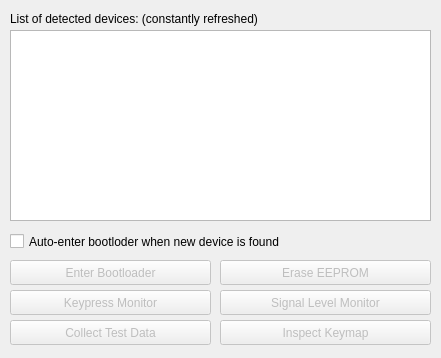
Old version of the form keyboards/xwhatsit/util/util/mainwindow.ui in the repository razerbann/qmk_firmware.
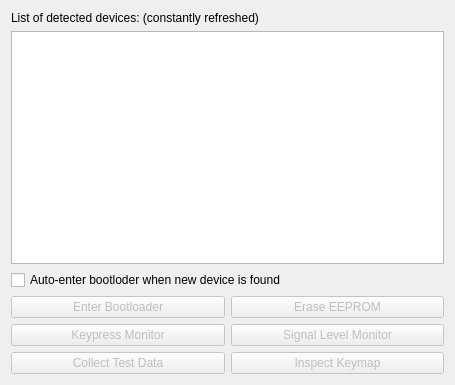
New version of the form.

Commit message: xwhatsit util: main window: make it resizable

```diff
--- a/keyboards/xwhatsit/util/util/mainwindow.ui
+++ b/keyboards/xwhatsit/util/util/mainwindow.ui
@@ -6,42 +6,35 @@
    <rect>
     <x>0</x>
     <y>0</y>
-    <width>441</width>
-    <height>358</height>
+    <width>455</width>
+    <height>385</height>
    </rect>
   </property>
   <property name="windowTitle">
    <string>Util for xwhatsit running QMK firmware</string>
   </property>
   <widget class="QWidget" name="centralWidget">
-   <widget class="QPushButton" name="enterBootloaderPushbutton">
-    <property name="enabled">
+   <property name="autoFillBackground">
      <bool>false</bool>
     </property>
-    <property name="geometry">
-     <rect>
-      <x>10</x>
-      <y>260</y>
-      <width>201</width>
-      <height>25</height>
-     </rect>
-    </property>
+   <layout class="QHBoxLayout" name="horizontalLayout">
+    <item>
+     <layout class="QVBoxLayout" name="verticalLayout">
+      <item>
+       <widget class="QLabel" name="label">
     <property name="text">
-     <string>Enter Bootloader</string>
-    </property>
-   </widget>
+         <string>List of detected devices: (constantly refreshed)</string>
+        </property>
+       </widget>
+      </item>
+      <item>
+       <widget class="QListWidget" name="listWidget"/>
+      </item>
+      <item>
    <widget class="QCheckBox" name="autoEnterModeCheckBox">
     <property name="enabled">
      <bool>true</bool>
     </property>
-    <property name="geometry">
-     <rect>
-      <x>10</x>
-      <y>230</y>
-      <width>411</width>
-      <height>23</height>
-     </rect>
-    </property>
     <property name="toolTip">
      <string>&lt;html&gt;&lt;head/&gt;&lt;body&gt;&lt;p&gt;Check this before connecting your keyboard, if your keyboard is misbehaving, and sending lots of random characters.&lt;/p&gt;&lt;/body&gt;&lt;/html&gt;</string>
     </property>
@@ -49,109 +42,74 @@
      <string>Auto-enter bootloder when new device is found</string>
     </property>
    </widget>
+      </item>
+      <item>
+       <layout class="QGridLayout" name="gridLayout">
+        <item row="0" column="0">
+         <widget class="QPushButton" name="enterBootloaderPushbutton">
+          <property name="enabled">
+           <bool>false</bool>
+          </property>
+          <property name="text">
+           <string>Enter Bootloader</string>
+          </property>
+         </widget>
+        </item>
+        <item row="0" column="1">
+         <widget class="QPushButton" name="eraseEepromPushButton">
+          <property name="enabled">
+           <bool>false</bool>
+          </property>
+          <property name="text">
+           <string>Erase EEPROM</string>
+          </property>
+         </widget>
+        </item>
+        <item row="1" column="0">
    <widget class="QPushButton" name="keypressMinotorPushButton">
     <property name="enabled">
      <bool>false</bool>
     </property>
-    <property name="geometry">
-     <rect>
-      <x>10</x>
-      <y>290</y>
-      <width>201</width>
-      <height>25</height>
-     </rect>
-    </property>
     <property name="text">
      <string>Keypress Monitor</string>
     </property>
    </widget>
-   <widget class="QPushButton" name="pushButton_3">
-    <property name="enabled">
-     <bool>false</bool>
-    </property>
-    <property name="geometry">
-     <rect>
-      <x>10</x>
-      <y>320</y>
-      <width>201</width>
-      <height>25</height>
-     </rect>
-    </property>
-    <property name="text">
-     <string>Collect Test Data</string>
-    </property>
-   </widget>
+        </item>
+        <item row="1" column="1">
    <widget class="QPushButton" name="signalLevelPushButton">
     <property name="enabled">
      <bool>false</bool>
     </property>
-    <property name="geometry">
-     <rect>
-      <x>220</x>
-      <y>290</y>
-      <width>211</width>
-      <height>25</height>
-     </rect>
-    </property>
     <property name="text">
      <string>Signal Level Monitor</string>
     </property>
    </widget>
-   <widget class="QPushButton" name="eraseEepromPushButton">
+        </item>
+        <item row="2" column="0">
+         <widget class="QPushButton" name="pushButton_3">
     <property name="enabled">
      <bool>false</bool>
     </property>
-    <property name="geometry">
-     <rect>
-      <x>220</x>
-      <y>260</y>
-      <width>211</width>
-      <height>25</height>
-     </rect>
-    </property>
     <property name="text">
-     <string>Erase EEPROM</string>
-    </property>
-   </widget>
+           <string>Collect Test Data</string>
+          </property>
+         </widget>
+        </item>
+        <item row="2" column="1">
    <widget class="QPushButton" name="pushButton_6">
     <property name="enabled">
      <bool>false</bool>
     </property>
-    <property name="geometry">
-     <rect>
-      <x>220</x>
-      <y>320</y>
-      <width>211</width>
-      <height>25</height>
-     </rect>
-    </property>
     <property name="text">
      <string>Inspect Keymap</string>
     </property>
    </widget>
-   <widget class="QListWidget" name="listWidget">
-    <property name="geometry">
-     <rect>
-      <x>10</x>
-      <y>30</y>
-      <width>421</width>
-      <height>191</height>
-     </rect>
-    </property>
-   </widget>
-   <widget class="QLabel" name="label">
-    <property name="geometry">
-     <rect>
-      <x>10</x>
-      <y>10</y>
-      <width>421</width>
-      <height>17</height>
-     </rect>
-    </property>
-    <property name="text">
-     <string>List of detected devices: (constantly refreshed)</string>
-    </property>
-   </widget>
+        </item>
+       </layout>
+      </item>
+     </layout>
+    </item>
+   </layout>
   </widget>
  </widget>
  <layoutdefault spacing="6" margin="11"/>
```
Lines whose indentation alone changed are shown as unchanged.
